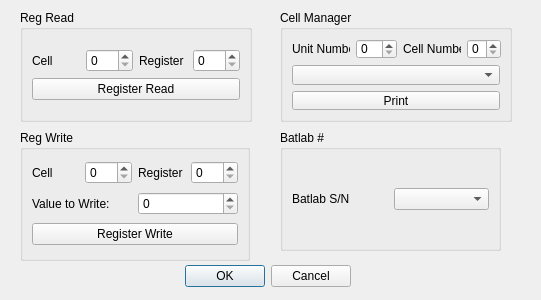
First picture: the form in test.ui, repository Lexcelon/batlab-toolkit-gui, before the edit.
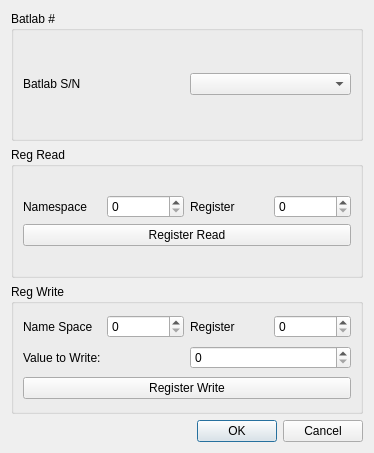
Second picture: the form after the edit.

```diff
--- a/test.ui
+++ b/test.ui
@@ -6,38 +6,35 @@
    <rect>
     <x>0</x>
     <y>0</y>
-    <width>541</width>
-    <height>300</height>
+    <width>374</width>
+    <height>453</height>
    </rect>
   </property>
   <property name="windowTitle">
    <string>Dialog</string>
   </property>
-  <widget class="QDialogButtonBox" name="buttonBox">
-   <property name="geometry">
-    <rect>
-     <x>10</x>
-     <y>260</y>
-     <width>341</width>
-     <height>32</height>
-    </rect>
-   </property>
-   <property name="orientation">
-    <enum>Qt::Horizontal</enum>
-   </property>
-   <property name="standardButtons">
-    <set>QDialogButtonBox::Cancel|QDialogButtonBox::Ok</set>
-   </property>
-  </widget>
+  <layout class="QVBoxLayout" name="verticalLayout_2">
+   <item>
+    <widget class="QGroupBox" name="groupBox_4">
+     <property name="title">
+      <string>Batlab #</string>
+     </property>
+     <layout class="QGridLayout" name="gridLayout">
+      <item row="0" column="0">
+       <widget class="QLabel" name="label_2">
+        <property name="text">
+         <string>Batlab S/N</string>
+        </property>
+       </widget>
+      </item>
+      <item row="0" column="1">
+       <widget class="QComboBox" name="comboBox"/>
+      </item>
+     </layout>
+    </widget>
+   </item>
+   <item>
   <widget class="QGroupBox" name="groupBox">
-   <property name="geometry">
-    <rect>
-     <x>20</x>
-     <y>10</y>
-     <width>232</width>
-     <height>112</height>
-    </rect>
-   </property>
    <property name="title">
     <string>Reg Read</string>
    </property>
@@ -49,12 +46,19 @@
         <item>
          <widget class="QLabel" name="unitNumberLabel">
           <property name="text">
-           <string>Cell</string>
+             <string>Namespace</string>
           </property>
          </widget>
         </item>
         <item>
-         <widget class="QSpinBox" name="unitNumber"/>
+           <widget class="QSpinBox" name="unitNumber">
+            <property name="maximum">
+             <number>255</number>
+            </property>
+            <property name="displayIntegerBase">
+             <number>16</number>
+            </property>
+           </widget>
         </item>
         <item>
          <widget class="QLabel" name="cellNumberLabel">
@@ -66,7 +70,10 @@
         <item>
          <widget class="QSpinBox" name="cellNumber">
           <property name="maximum">
-           <number>3</number>
+             <number>255</number>
+            </property>
+            <property name="displayIntegerBase">
+             <number>16</number>
           </property>
          </widget>
         </item>
@@ -83,15 +90,9 @@
     </item>
    </layout>
   </widget>
+   </item>
+   <item>
   <widget class="QGroupBox" name="groupBox_2">
-   <property name="geometry">
-    <rect>
-     <x>20</x>
-     <y>130</y>
-     <width>230</width>
-     <height>131</height>
-    </rect>
-   </property>
    <property name="title">
     <string>Reg Write</string>
    </property>
@@ -101,12 +102,19 @@
       <item>
        <widget class="QLabel" name="unitNumberLabel_2">
         <property name="text">
-         <string>Cell</string>
+           <string>Name Space</string>
         </property>
        </widget>
       </item>
       <item>
-       <widget class="QSpinBox" name="unitNumber_2"/>
+         <widget class="QSpinBox" name="unitNumber_2">
+          <property name="maximum">
+           <number>255</number>
+          </property>
+          <property name="displayIntegerBase">
+           <number>16</number>
+          </property>
+         </widget>
       </item>
       <item>
        <widget class="QLabel" name="cellNumberLabel_2">
@@ -118,7 +126,10 @@
       <item>
        <widget class="QSpinBox" name="cellNumber_2">
         <property name="maximum">
-         <number>3</number>
+           <number>255</number>
+          </property>
+          <property name="displayIntegerBase">
+           <number>16</number>
         </property>
        </widget>
       </item>
@@ -157,88 +168,18 @@
     </item>
    </layout>
   </widget>
-  <widget class="QGroupBox" name="groupBox_3">
-   <property name="geometry">
-    <rect>
-     <x>280</x>
-     <y>10</y>
-     <width>232</width>
-     <height>112</height>
-    </rect>
-   </property>
-   <property name="title">
-    <string>Cell Manager</string>
-   </property>
-   <layout class="QGridLayout" name="gridLayout_4">
-    <item row="0" column="0">
-     <layout class="QVBoxLayout" name="verticalLayout_2">
-      <item>
-       <layout class="QHBoxLayout" name="horizontalLayout_4">
-        <item>
-         <widget class="QLabel" name="unitNumberLabel_3">
-          <property name="text">
-           <string>Unit Number</string>
-          </property>
-         </widget>
         </item>
         <item>
-         <widget class="QSpinBox" name="unitNumber_3"/>
-        </item>
-        <item>
-         <widget class="QLabel" name="cellNumberLabel_3">
-          <property name="text">
-           <string>Cell Number</string>
-          </property>
-         </widget>
-        </item>
-        <item>
-         <widget class="QSpinBox" name="cellNumber_3">
-          <property name="maximum">
-           <number>3</number>
+    <widget class="QDialogButtonBox" name="buttonBox">
+     <property name="orientation">
+      <enum>Qt::Horizontal</enum>
+     </property>
+     <property name="standardButtons">
+      <set>QDialogButtonBox::Cancel|QDialogButtonBox::Ok</set>
           </property>
          </widget>
         </item>
        </layout>
-      </item>
-      <item>
-       <widget class="QComboBox" name="cellComboBox"/>
-      </item>
-      <item>
-       <widget class="QPushButton" name="print">
-        <property name="text">
-         <string>Print</string>
-        </property>
-       </widget>
-      </item>
-     </layout>
-    </item>
-   </layout>
-  </widget>
-  <widget class="QGroupBox" name="groupBox_4">
-   <property name="geometry">
-    <rect>
-     <x>280</x>
-     <y>130</y>
-     <width>221</width>
-     <height>121</height>
-    </rect>
-   </property>
-   <property name="title">
-    <string>Batlab #</string>
-   </property>
-   <layout class="QGridLayout" name="gridLayout">
-    <item row="0" column="0">
-     <widget class="QLabel" name="label_2">
-      <property name="text">
-       <string>Batlab S/N</string>
-      </property>
-     </widget>
-    </item>
-    <item row="0" column="1">
-     <widget class="QComboBox" name="comboBox"/>
-    </item>
-   </layout>
-  </widget>
  </widget>
  <resources/>
  <connections>
```
Lines whose indentation alone changed are shown as unchanged.
